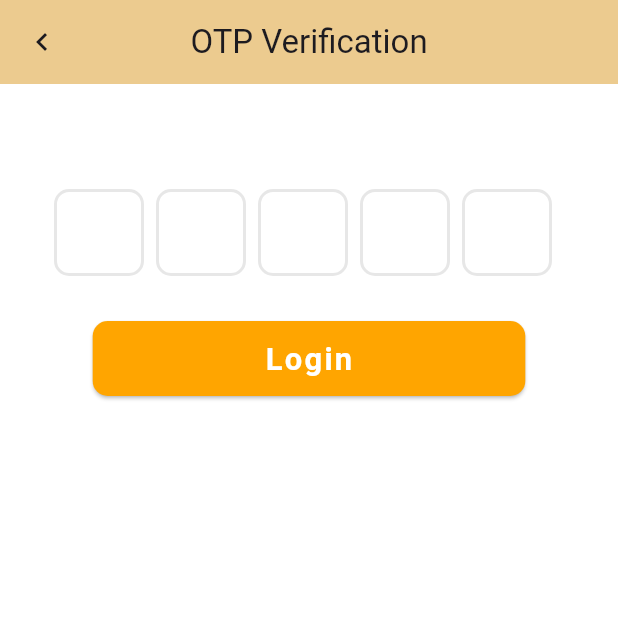
After one commit to mappsdeveloper1991/ClientAppBookingCabs, a Flutter app: the OTPVerification screen opened directly, on a phone screen of 412 x 824 dp, the top half of it. The commit adds this screen. Run offline on Flutter 3.47's test engine with Material 3 defaults, Android fonts, the light colour scheme and no system bars; drawn by our look-alikes of flutter_otp_text_field; our stand-ins replace smooth_page_indicator.

Commit message:
OTP verification page integraction in Login and Signup Page

```diff
--- /dev/null
+++ b/bookingcab_mobileapp/lib/src/otp/OTPVerification.dart
@@ -0,0 +1,104 @@
+import 'package:flutter/cupertino.dart';
+import 'package:flutter/material.dart';
+import 'package:flutter_otp_text_field/flutter_otp_text_field.dart';
+
+import '../AppStyle/AppColors.dart';
+import '../AppStyle/AppHeadreApp.dart';
+import '../AppStyle/AppUIComponent.dart';
+import '../dashboard/DashBoardPage.dart';
+
+class OTPVerification extends StatefulWidget {
+  const OTPVerification({Key? key}) : super(key: key);
+
+  @override
+  _OTPVerificationState createState() => _OTPVerificationState();
+}
+
+class _OTPVerificationState extends State<OTPVerification> {
+  late String email, password;
+
+  @override
+  void initState() {
+    super.initState();
+  }
+
+  @override
+  Widget build(BuildContext context) {
+    return Scaffold(
+        appBar: simpleHeaderBar(context, "OTP Verification"),
+        backgroundColor: whiteColor,
+        body: Container(
+            margin: EdgeInsets.all(10),
+            padding: const EdgeInsets.all(10),
+            child: SingleChildScrollView(
+              child: Column(
+                  crossAxisAlignment: CrossAxisAlignment.center,
+                  mainAxisAlignment: MainAxisAlignment.center,
+                  children: <Widget>[
+                    const SizedBox(height: 50),
+                    _otpView(context),
+                    const SizedBox(height: 30),
+                    _buildLoginButton()
+                  ]),
+            )));
+  }
+    OtpTextField _otpView(BuildContext context) {
+      return OtpTextField(
+        numberOfFields: 5,
+
+        borderColor: Color(0xFF512DA8),
+        //set to true to show as box or false to show as dash
+        showFieldAsBox: true,
+        fieldWidth: 60,
+        borderRadius: BorderRadius.all(Radius.circular(10.0)),
+        //runs when a code is typed in
+        onCodeChanged: (String code) {
+          //handle validation or checks here
+        },
+        //runs when every textfield is filled
+        onSubmit: (String verificationCode) {
+/*          showDialog(
+              context: context,
+              builder: (context) {
+                return AlertDialog(
+                  title: Text("Verification Code"),
+                  content: Text('Code entered is $verificationCode'),
+                );
+              }
+          );*/
+          Navigator.pushReplacement(
+            context,
+            MaterialPageRoute(builder: (context) => HomeScreen()),
+          );
+        }, // end onSubmit
+      );
+    }
+
+  Widget _buildLoginButton() {
+    return Row(
+      mainAxisAlignment: MainAxisAlignment.center,
+      children: <Widget>[
+        Container(
+          height: 50, //1.4 * (MediaQuery.of(context).size.height / 20),
+          width: MediaQuery.of(context).size.width * 0.70,
+          margin: const EdgeInsets.only(bottom: 20),
+          //child: RaisedButton(
+          child: ElevatedButton(
+            style: primaryButtonStyle(context, buttonSecondaryColor),
+            onPressed: () {
+              //loginAPICall();
+              Navigator.pushReplacement(
+                context,
+                MaterialPageRoute(builder: (context) => HomeScreen()),
+              );
+            },
+            child: Text("Login",
+                style:buttonTextStyle(context,
+                    Colors.white,MediaQuery.of(context).size.height / 40)),
+          ),
+        )
+      ],
+    );
+  }
+
+  }
--- a/bookingcab_mobileapp/lib/src/signup/SignupPersonalDetails.dart
+++ b/bookingcab_mobileapp/lib/src/signup/SignupPersonalDetails.dart
@@ -5,6 +5,7 @@ import '../AppStyle/AppColors.dart';
 import '../AppStyle/AppHeadreApp.dart';
 import '../AppStyle/AppUIComponent.dart';
 import '../dashboard/DashBoardPage.dart';
+import '../otp/OTPVerification.dart';
 
 class SignupPersonalDetails extends StatefulWidget {
   const SignupPersonalDetails({Key? key}) : super(key: key);
@@ -216,7 +217,7 @@ class _SignupPersonalDetailsState extends State<SignupPersonalDetails> {
             style: primaryButtonStyle(context, buttonSecondaryColor),
             onPressed: () {
               //loginAPICall();
-              Navigator.pushReplacement(context, MaterialPageRoute(builder: (context) => HomeScreen()),
+              Navigator.pushReplacement(context, MaterialPageRoute(builder: (context) => OTPVerification()),
               );
             },
             child: Text("Continue",
--- a/bookingcab_mobileapp/pubspec.yaml
+++ b/bookingcab_mobileapp/pubspec.yaml
@@ -35,6 +35,7 @@ dependencies:
   # Use with the CupertinoIcons class for iOS style icons.
   cupertino_icons: ^1.0.2
   smooth_page_indicator: ^1.1.0
+  flutter_otp_text_field: ^1.1.1
 
 dev_dependencies:
   flutter_test:
```
Also changed, not shown: bookingcab_mobileapp/lib/src/login/Login.dart (+72 -4 lines), bookingcab_mobileapp/pubspec.lock.
